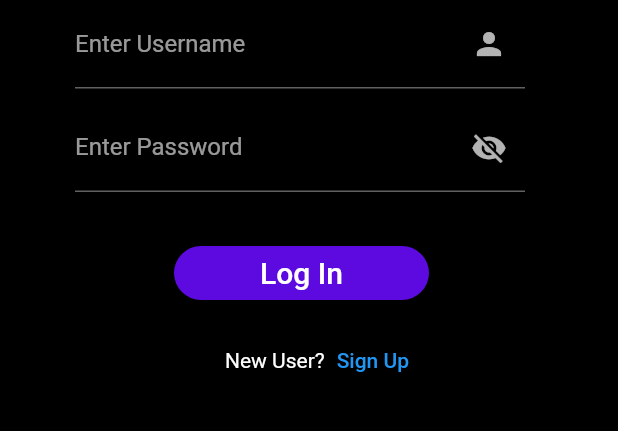
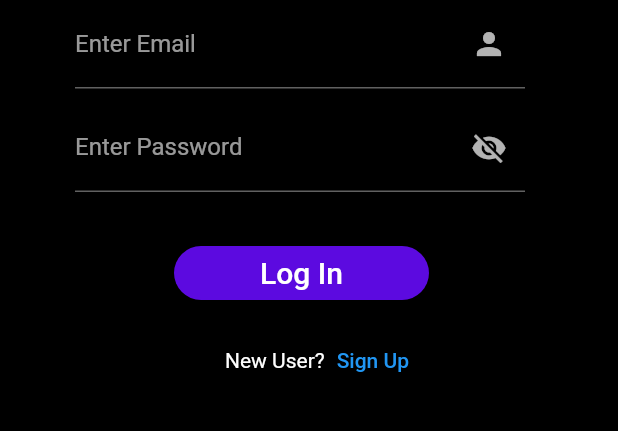
Before and after one commit to Abhinav0915/Vitality, a Flutter app: the screen it shows after launch, on a phone screen of 412 x 824 dp, the part 579-1010 px from its top. Run offline on Flutter 3.47's test engine with Material 2 defaults, Android fonts, the light colour scheme and no system bars; our stand-ins replace firebase_auth, firebase_core; accounts and stored records are empty.

Commit message:
integrated login and signup

```diff
--- a/vitality/lib/constants/color_constants.dart
+++ b/vitality/lib/constants/color_constants.dart
@@ -3,7 +3,7 @@ import 'package:flutter/material.dart';
 class AppColors {
   AppColors._();
 
-  static const Color blue = Color.fromARGB(255, 92, 10, 224);
+  static const Color purple = Color.fromARGB(255, 92, 10, 224);
   static const Color black = Colors.black;
   static const Color white = Colors.white;
 }
--- a/vitality/lib/main.dart
+++ b/vitality/lib/main.dart
@@ -1,10 +1,10 @@
 import 'package:firebase_core/firebase_core.dart';
 import 'package:flutter/material.dart';
-import 'package:vitality/homepage.dart';
-import 'package:vitality/login.dart';
-import 'package:vitality/signup.dart';
+import 'package:vitality/screens/homepage.dart';
+import 'package:vitality/screens/login.dart';
+import 'package:vitality/screens/signup.dart';
 
-void main() async{
+void main() async {
   WidgetsFlutterBinding.ensureInitialized();
   await Firebase.initializeApp();
   runApp(const Vitality());
@@ -14,6 +14,12 @@
   const Vitality({Key? key}) : super(key: key);
   @override
   Widget build(BuildContext context) {
+    var routes = {
+      '/': (context) => login(),
+      '/homepage': (context) => homepage(),
+      '/signup': (context) => signup(),
+      '/login': (context) => login(),
+    };
     return MaterialApp(
       debugShowCheckedModeBanner: false,
       themeMode: ThemeMode.dark,
@@ -22,12 +28,7 @@
         brightness: Brightness.dark,
       ),
       initialRoute: '/',
-      routes: {
-        '/': (context) => const login(),
-        '/homepage': (context) => const homepage(),
-        '/signup': ((context) => signup()),
-        '/login': ((context) => const login())
-      },
+      routes: routes,
     );
   }
 }
--- a/vitality/lib/login.dart
+++ b/vitality/lib/screens/login.dart
@@ -1,9 +1,8 @@
 import 'package:firebase_auth/firebase_auth.dart';
-import 'package:firebase_core/firebase_core.dart';
 import 'package:flutter/material.dart';
 import 'package:vitality/constants/color_constants.dart';
-import 'package:vitality/homepage.dart';
-import 'utils/appbar.dart';
+import 'package:vitality/screens/homepage.dart';
+import '../utils/appbar.dart';
 
 class login extends StatefulWidget {
   const login({Key? key}) : super(key: key);
@@ -40,10 +39,11 @@ class _loginState extends State<login> {
               child: SizedBox(
                   width: 300,
                   child: TextFormField(
+                    controller: _emailTextController,
                     decoration: const InputDecoration(
                       suffixIcon: Icon(Icons.person),
                       border: UnderlineInputBorder(),
-                      labelText: "Enter Username",
+                      labelText: "Enter Email",
                     ),
                   )),
             ),
@@ -55,6 +55,7 @@ class _loginState extends State<login> {
               child: SizedBox(
                   width: 300,
                   child: TextFormField(
+                    controller: _passwordTextController,
                     obscureText: true,
                     decoration: const InputDecoration(
                       suffixIcon: Icon(Icons.visibility_off),
@@ -73,7 +74,7 @@ class _loginState extends State<login> {
                 child: ElevatedButton(
                   style: ElevatedButton.styleFrom(
                     alignment: Alignment.center,
-                    primary: AppColors.blue,
+                    primary: AppColors.purple,
                     onPrimary: AppColors.white,
                     shape: RoundedRectangleBorder(
                       borderRadius: BorderRadius.circular(20.0),
@@ -87,8 +88,25 @@ class _loginState extends State<login> {
                         .then((value) {
                       Navigator.push(context,
                           MaterialPageRoute(builder: (context) => homepage()));
-                    }).onError((error, stackTrace) {
-                      print("Error ${error.toString()}");
+                    }).catchError((error) {
+                      showDialog(
+                        context: context,
+                        builder: (BuildContext context) {
+                          return AlertDialog(
+                            backgroundColor: AppColors.purple,
+                            title: Text("Error"),
+                            content: Text("Invalid email or password"),
+                            actions: <Widget>[
+                              OutlinedButton(
+                                child: Text("OK"),
+                                onPressed: () {
+                                  Navigator.of(context).pop();
+                                },
+                              ),
+                            ],
+                          );
+                        },
+                      );
                     });
                   },
                   child: const Text(
--- a/vitality/lib/utils/appbar.dart
+++ b/vitality/lib/utils/appbar.dart
@@ -6,7 +6,7 @@ class Appbar {
     return AppBar(
       automaticallyImplyLeading: false,
       shadowColor: AppColors.black,
-      backgroundColor: AppColors.blue,
+      backgroundColor: AppColors.purple,
       centerTitle: true,
       title: Text(title),
     );
```
Also changed, not shown: vitality/lib/homepage.dart (deleted, +0 -20 lines), vitality/lib/screens/homepage.dart (added, +57 -0 lines), vitality/lib/screens/signup.dart (renamed from vitality/lib/signup.dart, +4 -4 lines).
